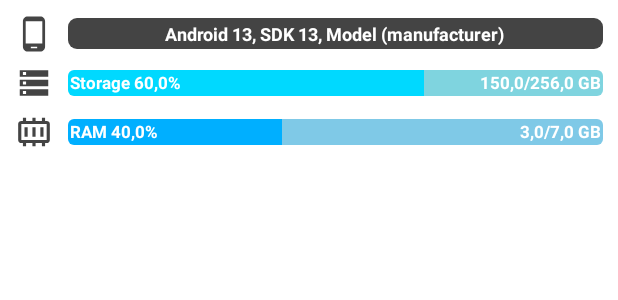
After one commit to Maxdgf/Memory-Info-Android-Appwidget, an Android app built with Jetpack Compose: the layout mem_info_widget_preview.xml on its own in the app's theme, with its tools: preview values and no code run, on a phone screen of 412 x 824 dp. The commit adds this screen. Shown: the top 300 px of the screen. Run offline under Robolectric (Android 15) with nearby library versions, the phone set to English and light mode, and no system bars.

Commit message:
Add widget preview layout and image

```diff
--- /dev/null
+++ b/app/src/main/res/drawable/end_rounded_corners_shape.xml
@@ -0,0 +1,6 @@
+<?xml version="1.0" encoding="utf-8"?>
+<shape xmlns:android="http://schemas.android.com/apk/res/android">
+    <corners
+        android:topRightRadius="4dp"
+        android:bottomRightRadius="4dp" />
+</shape>
--- /dev/null
+++ b/app/src/main/res/drawable/rounded_corners_shape.xml
@@ -0,0 +1,4 @@
+<?xml version="1.0" encoding="utf-8"?>
+<shape xmlns:android="http://schemas.android.com/apk/res/android">
+    <corners android:radius="6dp" />
+</shape>
--- /dev/null
+++ b/app/src/main/res/drawable/start_rounded_corners_shape.xml
@@ -0,0 +1,6 @@
+<?xml version="1.0" encoding="utf-8"?>
+<shape xmlns:android="http://schemas.android.com/apk/res/android">
+    <corners
+        android:topLeftRadius="4dp"
+        android:bottomLeftRadius="4dp" />
+</shape>
--- /dev/null
+++ b/app/src/main/res/layout/mem_info_widget_preview.xml
@@ -0,0 +1,175 @@
+<?xml version="1.0" encoding="utf-8"?>
+<LinearLayout xmlns:android="http://schemas.android.com/apk/res/android"
+    android:orientation="vertical"
+    android:layout_width="match_parent"
+    android:layout_height="match_parent"
+    android:padding="10dp"
+    android:background="@color/surface">
+
+    <!-- Phone data line -->
+    <LinearLayout
+        android:layout_width="match_parent"
+        android:layout_height="wrap_content"
+        android:orientation="horizontal"
+        android:gravity="center_vertical">
+
+        <!-- Phone icon -->
+        <ImageView
+            android:layout_width="25dp"
+            android:layout_height="25dp"
+            android:contentDescription="@string/phone_icon_caption"
+            android:src="@drawable/baseline_phone_android_24"
+            android:tint="@color/on_surface" />
+
+        <!-- Phone data field -->
+        <FrameLayout
+            android:layout_width="match_parent"
+            android:layout_height="wrap_content"
+            android:layout_marginStart="10dp"
+            android:padding="2dp"
+            android:background="@drawable/rounded_corners_shape"
+            android:backgroundTint="@color/on_surface">
+
+            <!-- Phone data text -->
+            <!-- Android version, SDK version, device model and manufacturer -->
+            <TextView
+                android:layout_width="wrap_content"
+                android:layout_height="wrap_content"
+                android:textSize="12sp"
+                android:maxLines="1"
+                android:textStyle="bold"
+                android:text="@string/phone_data_string"
+                android:layout_gravity="center"
+                android:textColor="@color/on_background" />
+
+        </FrameLayout>
+
+    </LinearLayout>
+
+    <!-- Storage data line -->
+    <LinearLayout
+        android:layout_width="match_parent"
+        android:layout_height="wrap_content"
+        android:orientation="horizontal"
+        android:layout_marginTop="7dp"
+        android:gravity="center_vertical">
+
+        <!-- Storage icon -->
+        <ImageView
+            android:layout_width="25dp"
+            android:layout_height="25dp"
+            android:contentDescription="@string/storage_memory_icon_caption"
+            android:src="@drawable/outline_storage_24"
+            android:tint="@color/on_surface" />
+
+        <!-- Used storage memory progressbar -->
+
+        <!-- Progressbar track -->
+        <FrameLayout
+            android:layout_width="0dp"
+            android:layout_height="17dp"
+            android:layout_weight="1"
+            android:layout_marginStart="10dp"
+            android:background="@drawable/start_rounded_corners_shape"
+            android:backgroundTint="@color/storage_data_progress_track_color">
+
+            <!-- used memory percent -->
+            <TextView
+                android:layout_width="wrap_content"
+                android:layout_height="wrap_content"
+                android:textStyle="bold"
+                android:textSize="11sp"
+                android:text="@string/used_storage_memory_percent_caption"
+                android:textColor="@color/on_background"
+                android:layout_marginStart="1dp"
+                android:layout_gravity="center_vertical"/>
+
+        </FrameLayout>
+
+        <!-- Progressbar background -->
+        <FrameLayout
+            android:layout_width="0dp"
+            android:layout_height="17dp"
+            android:layout_weight="0.5"
+            android:background="@drawable/end_rounded_corners_shape"
+            android:backgroundTint="@color/storage_data_progress_background_color">
+
+            <!-- used memory in GB -->
+            <TextView
+                android:layout_width="wrap_content"
+                android:layout_height="wrap_content"
+                android:textStyle="bold"
+                android:textSize="11sp"
+                android:text="@string/used_storage_memory_in_gb_caption"
+                android:textColor="@color/on_background"
+                android:layout_gravity="end|center_vertical"
+                android:layout_marginEnd="1dp" />
+
+        </FrameLayout>
+
+    </LinearLayout>
+
+    <!-- RAM data line -->
+    <LinearLayout
+        android:layout_width="match_parent"
+        android:layout_height="wrap_content"
+        android:orientation="horizontal"
+        android:layout_marginTop="7dp"
+        android:gravity="center_vertical">
+
+        <!-- RAM icon -->
+        <ImageView
+            android:layout_width="25dp"
+            android:layout_height="25dp"
+            android:contentDescription="@string/ram_icon_caption"
+            android:src="@drawable/outline_memory_alt_24"
+            android:tint="@color/on_surface" />
+
+        <!-- Used RAM progressbar -->
+
+        <!-- Progressbar track -->
+        <FrameLayout
+            android:layout_width="0dp"
+            android:layout_height="17dp"
+            android:layout_weight="1"
+            android:layout_marginStart="10dp"
+            android:background="@drawable/start_rounded_corners_shape"
+            android:backgroundTint="@color/ram_data_progress_track_color">
+
+            <!-- used memory percent -->
+            <TextView
+                android:layout_width="wrap_content"
+                android:layout_height="wrap_content"
+                android:textStyle="bold"
+                android:textSize="11sp"
+                android:text="@string/used_ram_percent"
+                android:textColor="@color/on_background"
+                android:layout_marginStart="1dp"
+                android:layout_gravity="center_vertical" />
+
+        </FrameLayout>
+
+        <!-- Progressbar background -->
+        <FrameLayout
+            android:layout_width="0dp"
+            android:layout_height="17dp"
+            android:layout_weight="1.5"
+            android:background="@drawable/end_rounded_corners_shape"
+            android:backgroundTint="@color/ram_data_progress_background_color">
+
+            <!-- used memory in GB -->
+            <TextView
+                android:layout_width="wrap_content"
+                android:layout_height="wrap_content"
+                android:textStyle="bold"
+                android:textSize="11sp"
+                android:text="@string/used_ram_in_gb_caption"
+                android:textColor="@color/on_background"
+                android:layout_gravity="end|center_vertical"
+                android:layout_marginEnd="1dp" />
+
+        </FrameLayout>
+
+    </LinearLayout>
+
+</LinearLayout>
--- /dev/null
+++ b/app/src/main/res/values-night/colors.xml
@@ -0,0 +1,15 @@
+<?xml version="1.0" encoding="utf-8"?>
+<resources>
+    <!-- RAM data progressbar colors -->
+    <color name="ram_data_progress_track_color">#018ECB</color>
+    <color name="ram_data_progress_background_color">#800077A6</color>
+
+    <!-- Storage memory data progress bar colors -->
+    <color name="storage_data_progress_track_color">#00A4C2</color>
+    <color name="storage_data_progress_background_color">#8000B8D0</color>
+
+    <!-- Other colors -->
+    <color name="surface">#282828</color>
+    <color name="on_surface">#888888</color>
+    <color name="on_background">#FFFFFF</color>
+</resources>
--- /dev/null
+++ b/app/src/main/res/values/colors.xml
@@ -0,0 +1,15 @@
+<?xml version="1.0" encoding="utf-8"?>
+<resources>
+    <!-- RAM data progressbar colors -->
+    <color name="ram_data_progress_track_color">#00AFFF</color>
+    <color name="ram_data_progress_background_color">#800093D0</color>
+
+    <!-- Storage memory data progress bar colors -->
+    <color name="storage_data_progress_track_color">#00D9FF</color>
+    <color name="storage_data_progress_background_color">#8000A9C0</color>
+
+    <!-- Other colors -->
+    <color name="surface">#FFFFFF</color>
+    <color name="on_surface">#444444</color>
+    <color name="on_background">#FFFFFF</color>
+</resources>
--- a/app/src/main/res/values/strings.xml
+++ b/app/src/main/res/values/strings.xml
@@ -1,5 +1,15 @@
 <?xml version="1.0" encoding="utf-8"?>
 <resources>
     <string name="app_name">Mem Info</string>
+
     <string name="mem_info_widget_description">A widget that displays device information, as well as current storage and RAM usage.</string>
+
+    <string name="used_ram_in_gb_caption">3,0/7,0 GB</string>
+    <string name="used_ram_percent">RAM 40,0%</string>
+    <string name="ram_icon_caption">RAM icon</string>
+    <string name="used_storage_memory_in_gb_caption">150,0/256,0 GB</string>
+    <string name="used_storage_memory_percent_caption">Storage 60,0%</string>
+    <string name="storage_memory_icon_caption">Storage memory icon</string>
+    <string name="phone_data_string">Android 13, SDK 13, Model (manufacturer)</string>
+    <string name="phone_icon_caption">Phone icon</string>
 </resources>
--- a/app/src/main/res/xml-v31/mem_info_widget_info.xml
+++ b/app/src/main/res/xml-v31/mem_info_widget_info.xml
@@ -10,4 +10,5 @@
     android:updatePeriodMillis="180000"
     android:resizeMode="horizontal|vertical"
     android:initialLayout="@layout/glance_default_loading_layout"
+    android:previewLayout="@layout/mem_info_widget_preview"
     android:description="@string/mem_info_widget_description"/>
--- a/app/src/main/res/xml/mem_info_widget_info.xml
+++ b/app/src/main/res/xml/mem_info_widget_info.xml
@@ -7,5 +7,6 @@
     android:widgetCategory="home_screen"
     android:updatePeriodMillis="180000"
     android:resizeMode="horizontal|vertical"
+    android:previewImage="@drawable/mem_info_widget_preview_image"
     android:initialLayout="@layout/glance_default_loading_layout"
     android:description="@string/mem_info_widget_description"/>
```
Also changed, not shown: app/src/main/res/drawable/mem_info_widget_preview_image.png (added).
